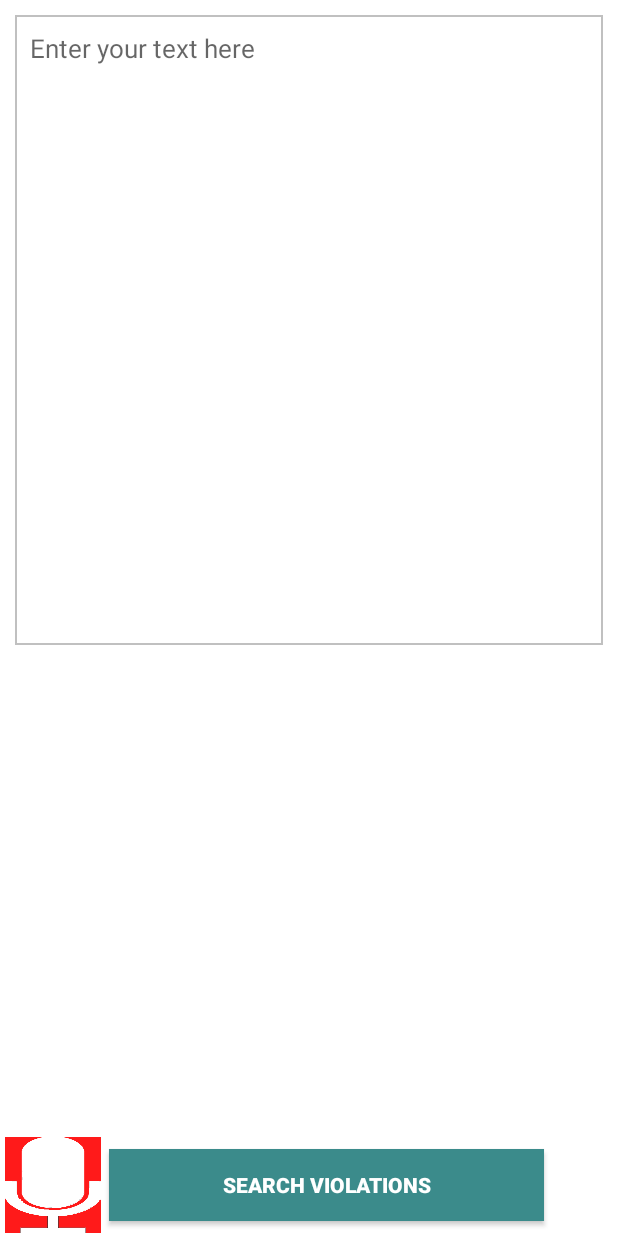
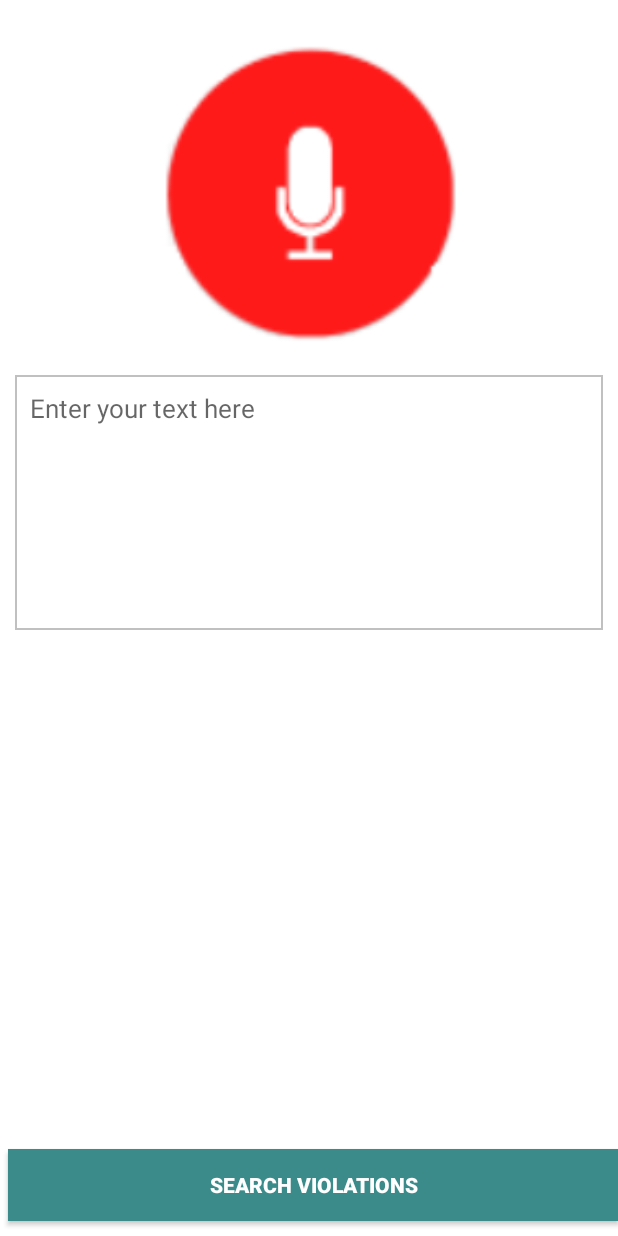
Before and after one commit to ApoorvaJaiswal/SmartTraumaRelieverFlawsome, an Android app: the layout activity_report_crime.xml on its own in the app's theme, with its tools: preview values and no code run, on a phone screen of 412 x 824 dp. Run offline under Robolectric (Android 15) with nearby library versions, the phone set to English and light mode, and no system bars.

Commit message:
MachineLearningPart1

```diff
--- a/app/src/main/AndroidManifest.xml
+++ b/app/src/main/AndroidManifest.xml
@@ -13,14 +13,16 @@
         android:theme="@style/AppTheme">
         <activity android:name=".LoginPage" />
         <activity android:name=".MainActivity">
+
+        </activity>
+        <activity android:name=".ProfileActivity" />
+        <activity android:name=".ReportCrimeActivity">
             <intent-filter>
                 <action android:name="android.intent.action.MAIN" />
 
                 <category android:name="android.intent.category.LAUNCHER" />
             </intent-filter>
         </activity>
-        <activity android:name=".ProfileActivity" />
-        <activity android:name=".ReportCrimeActivity" />
         <activity
             android:name=".DisplayCrimesActivity"
             android:label="@string/title_activity_display_crimes"
--- a/app/src/main/res/layout/activity_report_crime.xml
+++ b/app/src/main/res/layout/activity_report_crime.xml
@@ -1,12 +1,23 @@
 <?xml version="1.0" encoding="utf-8"?>
-<RelativeLayout xmlns:android="http://schemas.android.com/apk/res/android"
+<LinearLayout xmlns:android="http://schemas.android.com/apk/res/android"
     xmlns:app="http://schemas.android.com/apk/res-auto"
     xmlns:tools="http://schemas.android.com/tools"
     android:layout_width="match_parent"
+    android:orientation="vertical"
     android:layout_height="match_parent"
-    android:background="@color/colorWhite"
+    android:background="#ffffff"
     tools:context="com.example.jaisa.smarttraumareliever_flawsome.ReportCrimeActivity">
 
+    <Button
+        android:id="@+id/record_button"
+        android:layout_marginTop="30dp"
+        android:layout_marginBottom="10dp"
+        android:layout_width="200dp"
+        android:layout_height="200dp"
+        android:background="@drawable/record"
+        android:layout_gravity="center"
+        android:layout_marginLeft="3dp"
+        style="?android:attr/borderlessButtonStyle"/>
     <LinearLayout
         android:layout_width="match_parent"
         android:layout_height="wrap_content"
@@ -24,7 +35,7 @@
             android:layout_weight="1"
             android:layout_margin="10dp"
             android:padding="10dp"
-            android:height="420sp"
+            android:height="170sp"
             android:textSize="17sp"
             android:background="@drawable/edittext_bg"
             />
@@ -35,18 +46,10 @@
         android:layout_height="match_parent"
         android:orientation="horizontal"
         android:layout_gravity="bottom">
-    <Button
-        android:id="@+id/record_button"
-        android:layout_width="64dp"
-        android:layout_height="64dp"
-        android:background="@drawable/record"
-        android:layout_below="@id/report_layout"
-        android:layout_gravity="bottom"
-        android:layout_marginLeft="3dp"
-        style="?android:attr/borderlessButtonStyle"        />
+
 
     <Button
-        android:layout_width="290sp"
+        android:layout_width="match_parent"
         android:layout_centerHorizontal="true"
         android:layout_height="wrap_content"
         android:text="SEARCH VIOLATIONS"
@@ -61,4 +64,4 @@
         android:id="@+id/report_crime_button"
         />
     </LinearLayout>
-</RelativeLayout>
+</LinearLayout>
```
Also changed, not shown: app/src/main/java/com/example/jaisa/smarttraumareliever_flawsome/ReportCrimeActivity.java (+88 -0 lines), app/src/main/res/drawable/record.png, app/src/main/res/drawable/stop.png.
